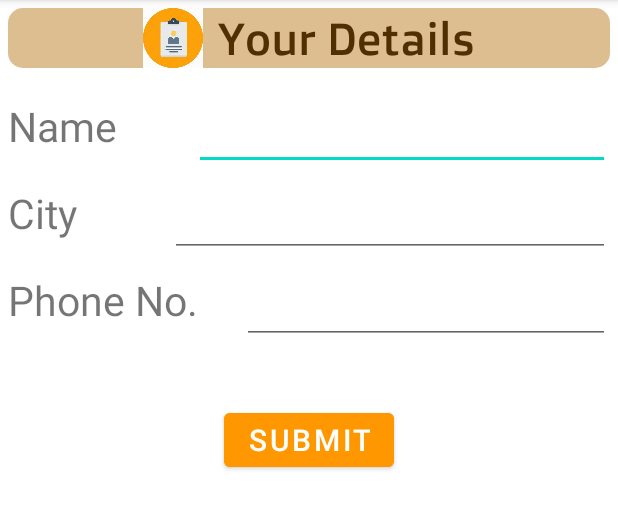
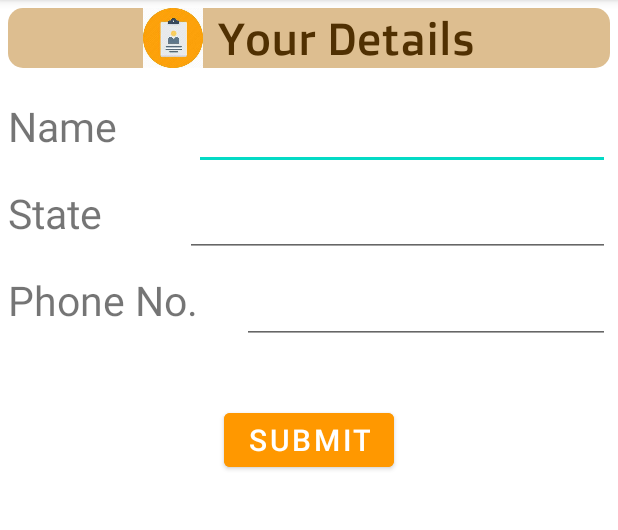
Before and after one commit to tiwari-aditi/CQuant, an Android app: the NGOs screen opened directly, with no data from a screen before it, on a phone screen of 412 x 824 dp, the part 84-614 px from its top. Run offline under Robolectric (Android 15) with nearby library versions, the phone set to English and light mode, and no system bars.

Commit message:
Update activity_ngos.xml

```diff
--- a/app/src/main/res/layout/activity_ngos.xml
+++ b/app/src/main/res/layout/activity_ngos.xml
@@ -73,7 +73,7 @@
                 android:layout_width="wrap_content"
                 android:layout_height="wrap_content"
                 android:textSize="27sp"
-                android:text="City"
+                android:text="State"
                 android:layout_weight="1"
                 android:layout_marginLeft="5dp"/>
             <EditText
```
